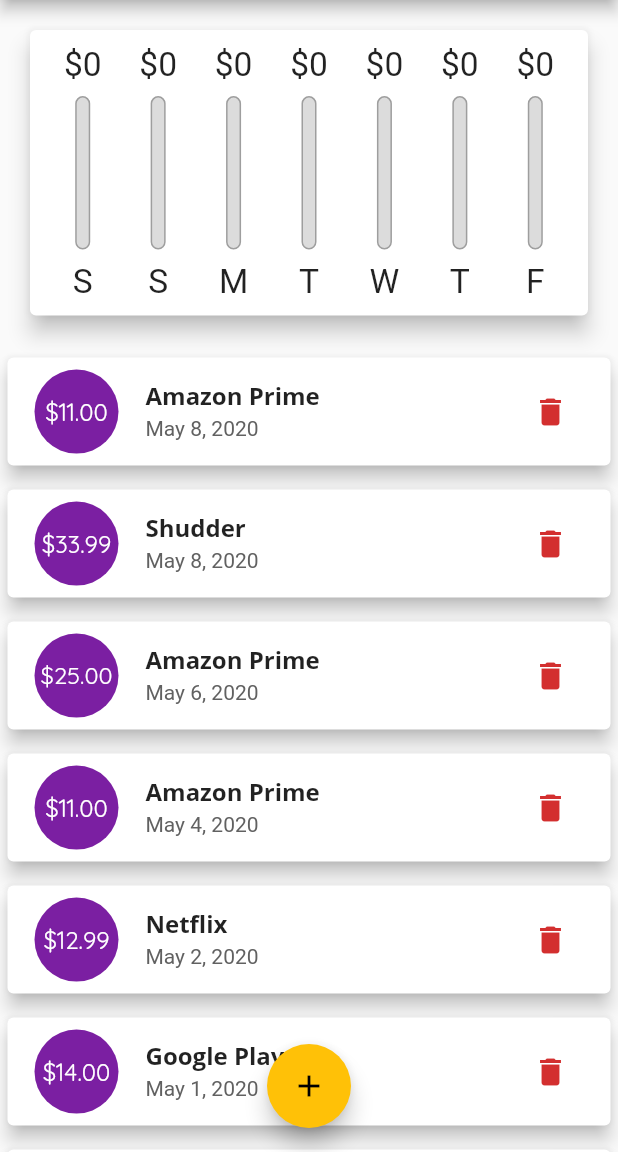
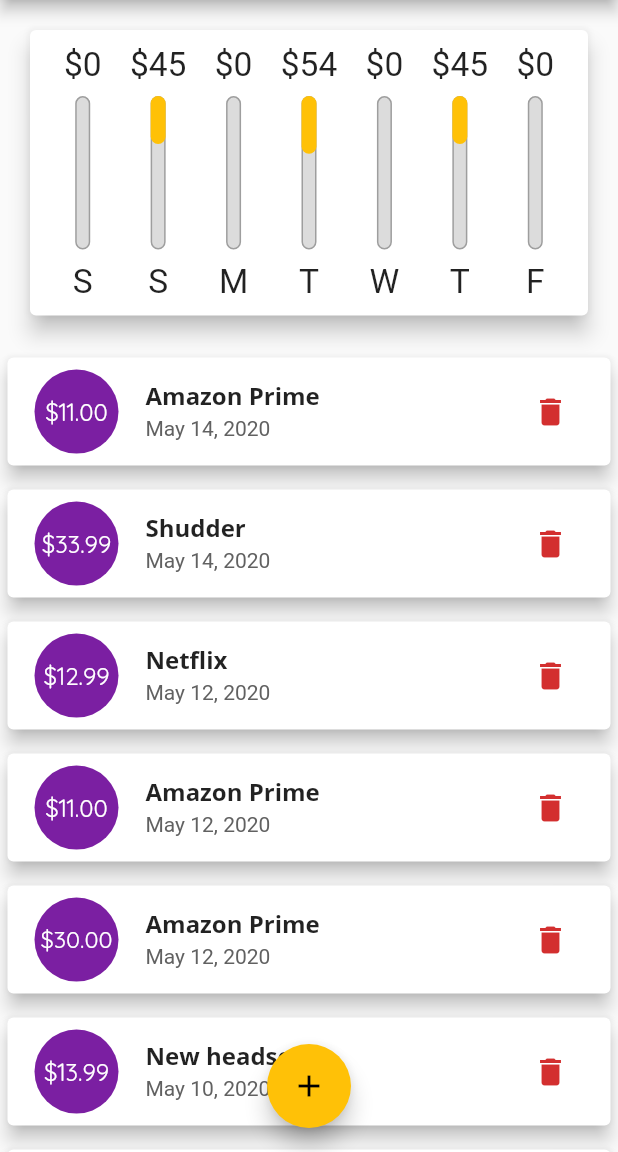
Before and after one commit to OakRaven/PersonalExpeseApp, a Flutter app: the screen it shows after launch, on a phone screen of 412 x 824 dp, the part 84-1236 px from its top. Run offline on Flutter 3.47's test engine with Material 2 defaults, Android fonts, the phone set to English and light mode, and no system bars.

Commit message:
Completed lesson 125

```diff
--- a/lib/main.dart
+++ b/lib/main.dart
@@ -51,42 +51,42 @@ class _MyHomePageState extends State<MyHomePage> {
         id: '1',
         title: 'New headset',
         amount: 13.99,
-        date: DateTime.parse('2020-04-25')),
+        date: DateTime.parse('2020-05-10')),
     Transaction(
         id: '2',
         title: 'Google Play',
         amount: 14.00,
-        date: DateTime.parse('2020-05-01')),
+        date: DateTime.parse('2020-05-10')),
     Transaction(
         id: '3',
         title: 'Office 365',
         amount: 16.99,
-        date: DateTime.parse('2020-05-01')),
+        date: DateTime.parse('2020-05-10')),
     Transaction(
         id: '4',
         title: 'Netflix',
         amount: 12.99,
-        date: DateTime.parse('2020-05-02')),
+        date: DateTime.parse('2020-05-12')),
     Transaction(
         id: '5',
         title: 'Amazon Prime',
         amount: 11.00,
-        date: DateTime.parse('2020-05-04')),
+        date: DateTime.parse('2020-05-12')),
     Transaction(
         id: '5',
         title: 'Amazon Prime',
-        amount: 25.00,
-        date: DateTime.parse('2020-05-06')),
+        amount: 30.00,
+        date: DateTime.parse('2020-05-12')),
     Transaction(
         id: '5',
         title: 'Amazon Prime',
         amount: 11.00,
-        date: DateTime.parse('2020-05-08')),
+        date: DateTime.parse('2020-05-14')),
     Transaction(
         id: '6',
         title: 'Shudder',
         amount: 33.99,
-        date: DateTime.parse('2020-05-08'))
+        date: DateTime.parse('2020-05-14'))
   ];
 
   bool _showChart = false;
--- a/lib/widgets/transaction_list.dart
+++ b/lib/widgets/transaction_list.dart
@@ -102,7 +102,16 @@ class TransactionList extends StatelessWidget {
                         color: Colors.grey[700],
                       ),
                     ),
-                    trailing: IconButton(
+                    trailing: MediaQuery.of(context).size.width > 460
+                        ? FlatButton.icon(
+                            textColor: Theme.of(context).errorColor,
+                            label: Text('Delete'),
+                            icon: Icon(Icons.delete),
+                            onPressed: () {
+                              _startDeleteTransaction(context, tx);
+                            },
+                          )
+                        : IconButton(
                             icon: Icon(Icons.delete),
                             color: Theme.of(context).errorColor,
                             onPressed: () {
--- a/pubspec.yaml
+++ b/pubspec.yaml
@@ -14,7 +14,7 @@ description: A new Flutter project.
 version: 1.0.0+1
 
 environment:
-  sdk: ">=2.1.0 <3.0.0"
+  sdk: ">=2.3.0 <3.0.0"
 
 dependencies:
   flutter:
```
Also changed, not shown: pubspec.lock. Lines whose indentation alone changed are shown as unchanged.
